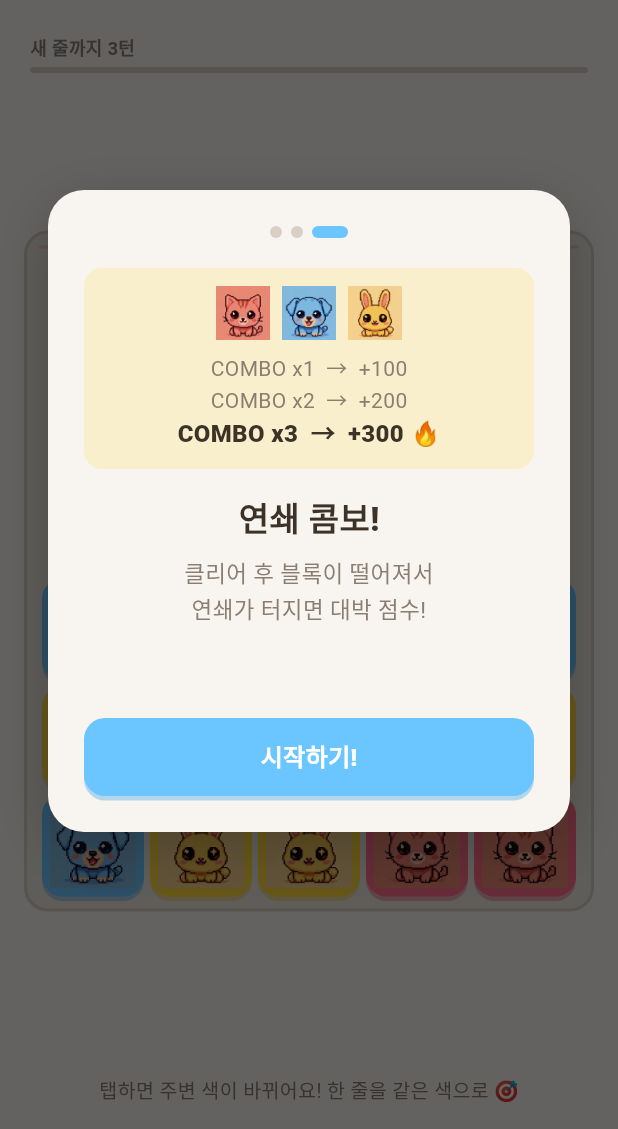
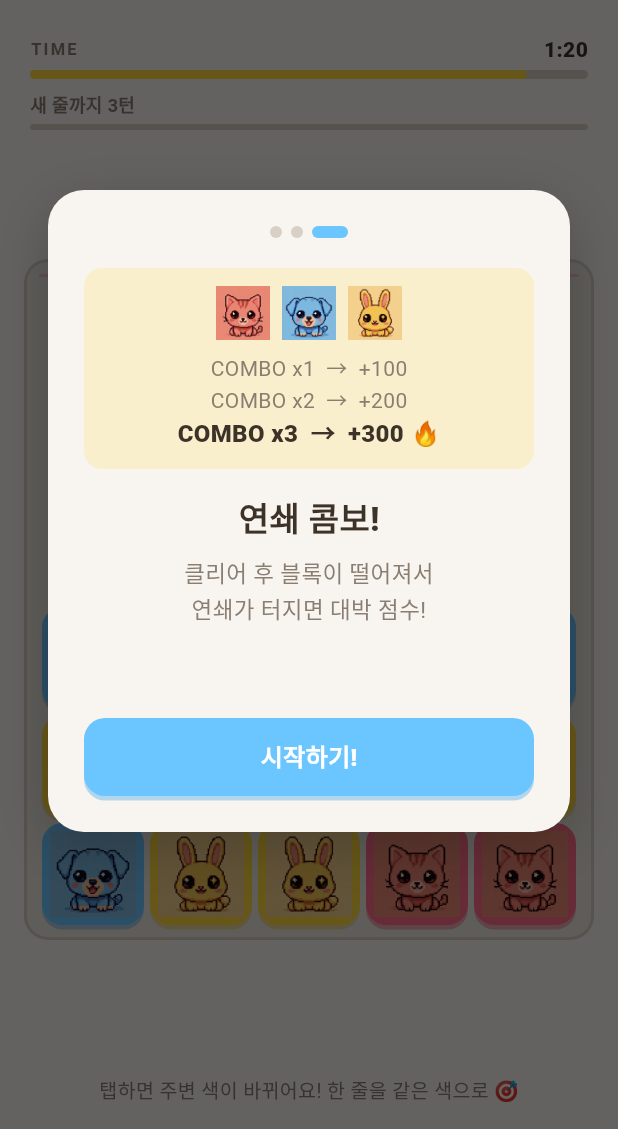
Before and after one commit to thingineeer/flipop, a Flutter app: the screen it shows after launch, after a tap on "RANKING", after a tap on the "settings" icon, on a phone screen of 412 x 824 dp, the part 107-1236 px from its top. Run offline on Flutter 3.47's test engine with Material 3 defaults, Android fonts, the light colour scheme and no system bars; our stand-ins replace cloud_firestore, firebase_analytics, firebase_auth, firebase_core, flutter_secure_storage, google_mobile_ads and 2 more; accounts and stored records are empty; network calls fail; Roboto replaces fonts that are missing (SF Pro Rounded).

Commit message:
feat: 게임 시간 제한 90초 + 콤보 시간 보너스
- 기본 시간 90초, 시간 0 시 게임오버
- 줄 클리어: +3초, 2콤보: +5초, 3콤보+: +7초
- 타이머 바 UI (잔여 15초 이하 빨간색 경고)
- GameState.timeBonus 필드 추가
- 이어하기 시 30초 부여

```diff
--- a/lib/game/game_state.dart
+++ b/lib/game/game_state.dart
@@ -45,6 +45,7 @@ class GameState {
   final bool isGameOver;
   final int addRowEvery;
   final int nextId;
+  final int timeBonus; // 줄 클리어 시 보너스 시간 (초)
 
   const GameState({
     required this.grid,
@@ -56,6 +57,7 @@ class GameState {
     this.isGameOver = false,
     this.addRowEvery = 3,
     this.nextId = 0,
+    this.timeBonus = 0,
   });
 
   /// 새 게임 (랜덤)
@@ -151,6 +153,7 @@ class GameState {
       colorCount: colorCount,
       addRowEvery: addRowEvery,
       nextId: nextId,
+      timeBonus: 0,
     );
 
     // 줄 클리어 + 연쇄
@@ -190,6 +193,16 @@ class GameState {
     final newCombo = combo + 1;
     final points = linesCleared * 100 * newCombo;
 
+    // 콤보에 따른 시간 보너스 계산
+    int bonus;
+    if (newCombo >= 3) {
+      bonus = 7;
+    } else if (newCombo == 2) {
+      bonus = 5;
+    } else {
+      bonus = 3;
+    }
+
     // 중력
     _applyGravity(newGrid);
 
@@ -202,6 +215,7 @@ class GameState {
       colorCount: colorCount,
       addRowEvery: addRowEvery,
       nextId: nextId,
+      timeBonus: timeBonus + bonus,
     );
 
     // 연쇄 체크 (중력 후 새 줄이 완성될 수 있음)
@@ -263,6 +277,7 @@ class GameState {
       colorCount: colorCount,
       addRowEvery: addRowEvery,
       nextId: id,
+      timeBonus: timeBonus,
     );
   }
 
@@ -280,6 +295,7 @@ class GameState {
           isGameOver: true,
           addRowEvery: addRowEvery,
           nextId: nextId,
+          timeBonus: timeBonus,
         );
       }
     }
@@ -325,6 +341,7 @@ class GameState {
       isGameOver: false,
       addRowEvery: addRowEvery,
       nextId: nextId,
+      timeBonus: 0,
     );
   }
 
--- a/lib/ui/game_screen.dart
+++ b/lib/ui/game_screen.dart
@@ -1,3 +1,5 @@
+import 'dart:async';
+
 import 'package:flutter/material.dart';
 import 'package:flutter/services.dart';
 import '../game/game_state.dart';
@@ -20,12 +22,18 @@ class GameScreen extends StatefulWidget {
 }
 
 class _GameScreenState extends State<GameScreen> with TickerProviderStateMixin {
+  static const int _initialTime = 90; // 1분 30초
+
   late GameState _state;
   int _bestScore = 0;
   bool _showOnboarding = true;
   bool _hasUsedRevive = false; // 게임당 1회만 이어하기 허용
   bool _hasUsedTimeBonus = false; // 게임당 1회만 시간 +30초 허용
   bool _hasUsedScoreDouble = false; // 게임당 1회만 점수 2배 허용
+
+  // 타이머
+  Timer? _gameTimer;
+  int _remainingSeconds = _initialTime;
 
   // 파티클 이펙트
   final List<_ParticleData> _activeParticles = [];
@@ -52,12 +60,46 @@ class _GameScreenState extends State<GameScreen> with TickerProviderStateMixin {
     _shakeAnimation = Tween<double>(begin: 0, end: 1).animate(
       CurvedAnimation(parent: _shakeController!, curve: Curves.elasticIn),
     );
+
+    _startTimer();
   }
 
   @override
   void dispose() {
+    _gameTimer?.cancel();
     _shakeController?.dispose();
     super.dispose();
+  }
+
+  void _startTimer() {
+    _gameTimer?.cancel();
+    _gameTimer = Timer.periodic(const Duration(seconds: 1), (_) {
+      if (_state.isGameOver) return;
+      setState(() {
+        _remainingSeconds--;
+        if (_remainingSeconds <= 0) {
+          _remainingSeconds = 0;
+          _gameTimer?.cancel();
+          _state = GameState(
+            grid: _state.grid,
+            score: _state.score,
+            bestScore: _state.bestScore,
+            moves: _state.moves,
+            combo: _state.combo,
+            colorCount: _state.colorCount,
+            isGameOver: true,
+            addRowEvery: _state.addRowEvery,
+            nextId: _state.nextId,
+          );
+          if (_state.score > _bestScore) {
+            _bestScore = _state.score;
+          }
+          HapticFeedback.heavyImpact();
+          _submitScore();
+          AdService().showInterstitialAd();
+        }
+      });
+    });
   }
 
   void _onTap(int row, int col) {
@@ -95,6 +137,11 @@ class _GameScreenState extends State<GameScreen> with TickerProviderStateMixin {
 
     setState(() {
       _state = newState;
+
+      // 줄 클리어 시 보너스 시간 적용
+      if (_state.timeBonus > 0) {
+        _remainingSeconds += _state.timeBonus;
+      }
 
       if (_state.score > oldScore) {
         final newCombo = _state.combo;
@@ -161,7 +208,9 @@ class _GameScreenState extends State<GameScreen> with TickerProviderStateMixin {
       _hasUsedRevive = false;
       _hasUsedTimeBonus = false;
       _hasUsedScoreDouble = false;
+      _remainingSeconds = _initialTime;
     });
+    _startTimer();
   }
 
   void _revive() {
@@ -169,7 +218,9 @@ class _GameScreenState extends State<GameScreen> with TickerProviderStateMixin {
       _state = _state.revive();
       _hasUsedRevive = true;
       _activeParticles.clear();
+      _remainingSeconds = 30; // 이어하기 시 30초 부여
     });
+    _startTimer();
   }
 
   void _onTimeBonus() {
@@ -245,6 +296,8 @@ class _GameScreenState extends State<GameScreen> with TickerProviderStateMixin {
               child: Column(
                 children: [
                   _buildHeader(),
+                  const SizedBox(height: 8),
+                  _buildTimerBar(),
                   const SizedBox(height: 8),
                   _buildTurnIndicator(),
                   const SizedBox(height: 12),
@@ -430,6 +483,62 @@ class _GameScreenState extends State<GameScreen> with TickerProviderStateMixin {
     );
   }
 
+  Widget _buildTimerBar() {
+    final progress = _remainingSeconds / _initialTime;
+    final isUrgent = _remainingSeconds <= 15;
+    final minutes = _remainingSeconds ~/ 60;
+    final seconds = _remainingSeconds % 60;
+    final timeText = '$minutes:${seconds.toString().padLeft(2, '0')}';
+
+    return Padding(
+      padding: const EdgeInsets.symmetric(horizontal: 20),
+      child: Column(
+        children: [
+          Row(
+            mainAxisAlignment: MainAxisAlignment.spaceBetween,
+            children: [
+              Text(
+                'TIME',
+                style: TextStyle(
+                  color: isUrgent
+                      ? GameColors.blockColors[BlockColor.red]
+                      : GameColors.textSecondary,
+                  fontSize: 11,
+                  fontWeight: FontWeight.w700,
+                  letterSpacing: 1.5,
+                ),
+              ),
+              Text(
+                timeText,
+                style: TextStyle(
+                  color: isUrgent
+                      ? GameColors.blockColors[BlockColor.red]
+                      : GameColors.textPrimary,
+                  fontSize: 14,
+                  fontWeight: FontWeight.w800,
+                ),
+              ),
+            ],
+          ),
+          const SizedBox(height: 4),
+          ClipRRect(
+            borderRadius: BorderRadius.circular(4),
+            child: LinearProgressIndicator(
+              value: progress.clamp(0.0, 1.0),
+              backgroundColor: GameColors.gridLine,
+              valueColor: AlwaysStoppedAnimation(
+                isUrgent
+                    ? GameColors.blockColors[BlockColor.red]!
+                    : GameColors.blockColors[BlockColor.yellow]!,
+              ),
+              minHeight: 6,
+            ),
+          ),
+        ],
+      ),
+    );
+  }
+
   Widget _buildTurnIndicator() {
     final remaining = _state.addRowEvery - (_state.moves % _state.addRowEvery);
     final progress = 1.0 - (remaining / _state.addRowEvery);
```
